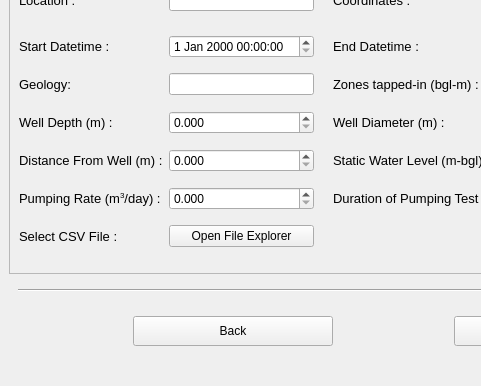
Qt form create_well.ui (dhairyashil-G/CGWB-Desktop-App) before a commit; both pictures show x 0 to 481 and y 237 to 623 of the 789 by 623 pixel window.
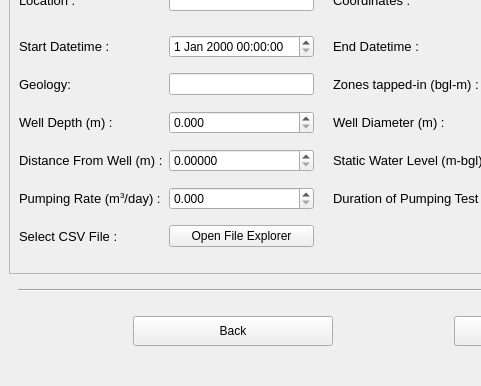
The same form after that commit. Icons and pictures are not drawn.

Commit message: distance from well 5 decimal places

Patch:
```diff
--- a/create_well.ui
+++ b/create_well.ui
@@ -208,7 +208,7 @@
        <item row="8" column="2">
         <widget class="QDoubleSpinBox" name="distancefromwell_spinbox">
          <property name="decimals">
-          <number>3</number>
+          <number>5</number>
          </property>
          <property name="maximum">
           <double>99999.990000000005239</double>
```
